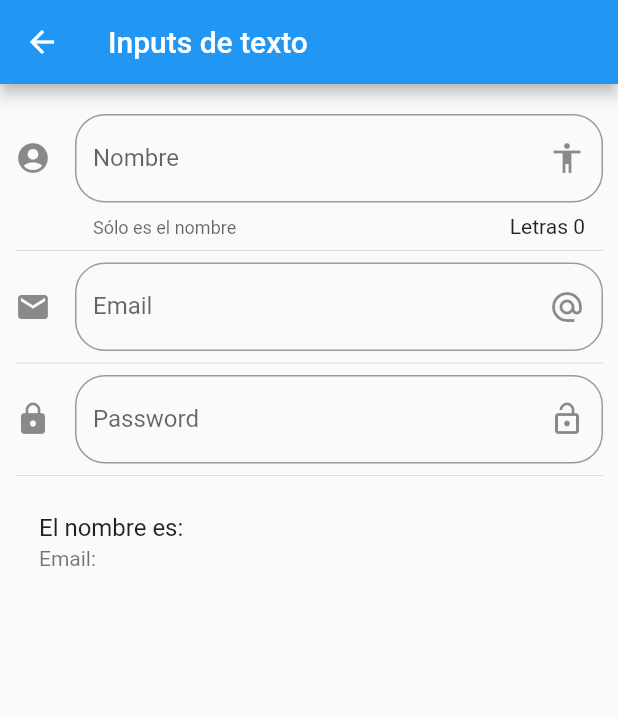
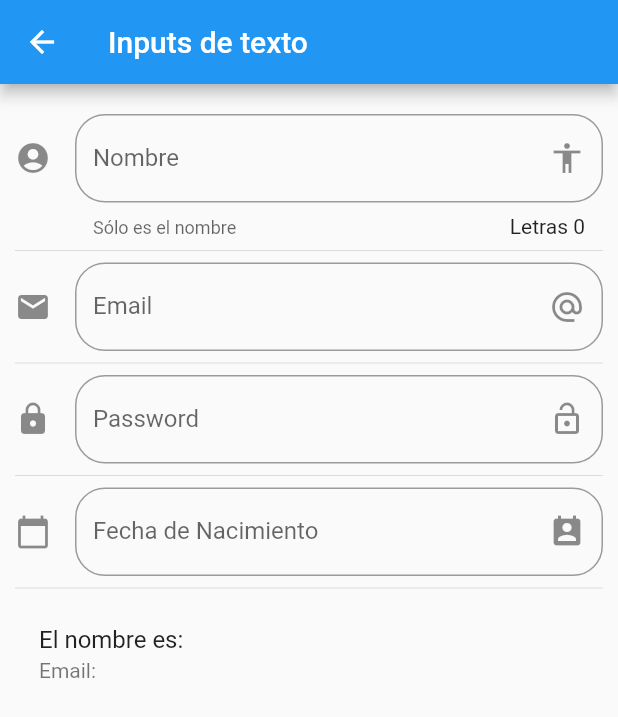
Before and after one commit to keremyalex/componentes, a Flutter app: the InputPage screen opened by its route, on a phone screen of 412 x 824 dp. Shown: the top 717 px of the screen. Run offline on Flutter 3.47's test engine with Material 2 defaults, Android fonts, the phone set to English and light mode, and no system bars.

Commit message:
6 25 Datepicker

```diff
--- a/lib/src/pages/input_page.dart
+++ b/lib/src/pages/input_page.dart
@@ -10,6 +10,9 @@ class _InputPageState extends State<InputPage> {
 
   String _nombre = '';
   String _email = '';
+  String _fecha = '';
+
+  TextEditingController _inputFieldDateController = new TextEditingController();
 
   @override
   Widget build(BuildContext context) {
@@ -25,6 +28,8 @@ class _InputPageState extends State<InputPage> {
           _crearEmail(),
           Divider(),
           _crearPassword(),
+          Divider(),
+          _crearFecha(context),
           Divider(),
           _crearPersona(),
         ],
@@ -103,5 +108,42 @@ class _InputPageState extends State<InputPage> {
     );
   }
 
+  Widget _crearFecha(BuildContext context) {
+
+    return TextField(
+      controller: _inputFieldDateController,
+      enableInteractiveSelection: false,
+      decoration: InputDecoration(
+        border: OutlineInputBorder(
+          borderRadius: BorderRadius.circular(20.0)
+        ),
+
+        hintText: 'Fecha de Nacimiento',
+        labelText: 'Fecha de Nacimiento',
+        suffixIcon: Icon(Icons.perm_contact_calendar),
+        icon: Icon(Icons.calendar_today)
+      ),
+      onTap: () {
+        FocusScope.of(context).requestFocus(new FocusNode());
+        _selectDate(context);
+      },
+    );
+  }
+
+  _selectDate(BuildContext context) async{
+    DateTime picked = await showDatePicker(
+      context: context,
+      initialDate: new DateTime.now(),
+      firstDate: new DateTime(2018),
+      lastDate: new DateTime(2025),
+    );
+
+    if(picked!=null){
+      _fecha = picked.toString();
+      _inputFieldDateController.text = _fecha;
+    }
+
+  }
+
 
 }
```
